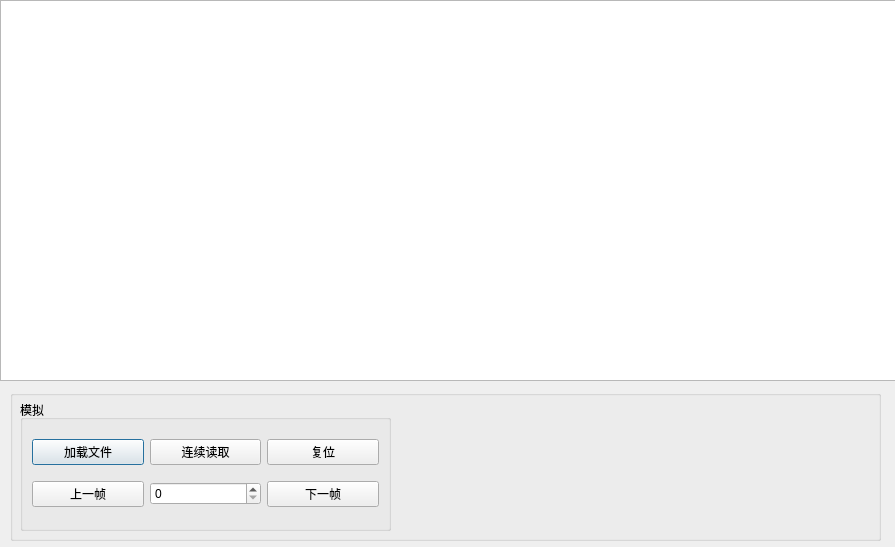
Old version of the form pointanalyze.ui in the repository kof98765/scanControl.
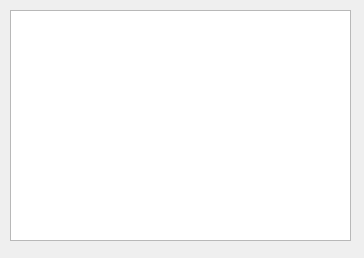
New version of the form.

Commit message: 修复从文件输入点位时计算错误的BUG 修复基于点定位的点到平面算法

Patch:
```diff
--- a/pointanalyze.ui
+++ b/pointanalyze.ui
@@ -6,8 +6,8 @@
    <rect>
     <x>0</x>
     <y>0</y>
-    <width>895</width>
-    <height>547</height>
+    <width>364</width>
+    <height>258</height>
    </rect>
   </property>
   <property name="windowTitle">
@@ -16,86 +16,16 @@
   <widget class="QGraphicsView" name="base">
    <property name="geometry">
     <rect>
-     <x>0</x>
-     <y>0</y>
-     <width>901</width>
-     <height>381</height>
+     <x>10</x>
+     <y>10</y>
+     <width>341</width>
+     <height>231</height>
     </rect>
    </property>
    <property name="dragMode">
     <enum>QGraphicsView::RubberBandDrag</enum>
    </property>
   </widget>
-  <widget class="QGroupBox" name="groupBox">
-   <property name="geometry">
-    <rect>
-     <x>10</x>
-     <y>390</y>
-     <width>871</width>
-     <height>151</height>
-    </rect>
-   </property>
-   <property name="title">
-    <string/>
-   </property>
-   <widget class="QGroupBox" name="groupBox_2">
-    <property name="geometry">
-     <rect>
-      <x>10</x>
-      <y>10</y>
-      <width>371</width>
-      <height>131</height>
-     </rect>
-    </property>
-    <property name="title">
-     <string>模拟</string>
-    </property>
-    <layout class="QGridLayout" name="gridLayout">
-     <item row="0" column="0">
-      <widget class="QPushButton" name="loadButton">
-       <property name="text">
-        <string>加载文件</string>
-       </property>
-      </widget>
-     </item>
-     <item row="1" column="0">
-      <widget class="QPushButton" name="preFrame">
-       <property name="text">
-        <string>上一帧</string>
-       </property>
-      </widget>
-     </item>
-     <item row="0" column="2">
-      <widget class="QPushButton" name="reset">
-       <property name="text">
-        <string>复位</string>
-       </property>
-      </widget>
-     </item>
-     <item row="0" column="1">
-      <widget class="QPushButton" name="pushButton">
-       <property name="text">
-        <string>连续读取</string>
-       </property>
-      </widget>
-     </item>
-     <item row="1" column="2">
-      <widget class="QPushButton" name="nextFrame">
-       <property name="text">
-        <string>下一帧</string>
-       </property>
-      </widget>
-     </item>
-     <item row="1" column="1">
-      <widget class="QSpinBox" name="numFrame">
-       <property name="maximum">
-        <number>9999</number>
-       </property>
-      </widget>
-     </item>
-    </layout>
-   </widget>
-  </widget>
  </widget>
  <resources/>
  <connections/>
```
The commit also changes 13 other files.
